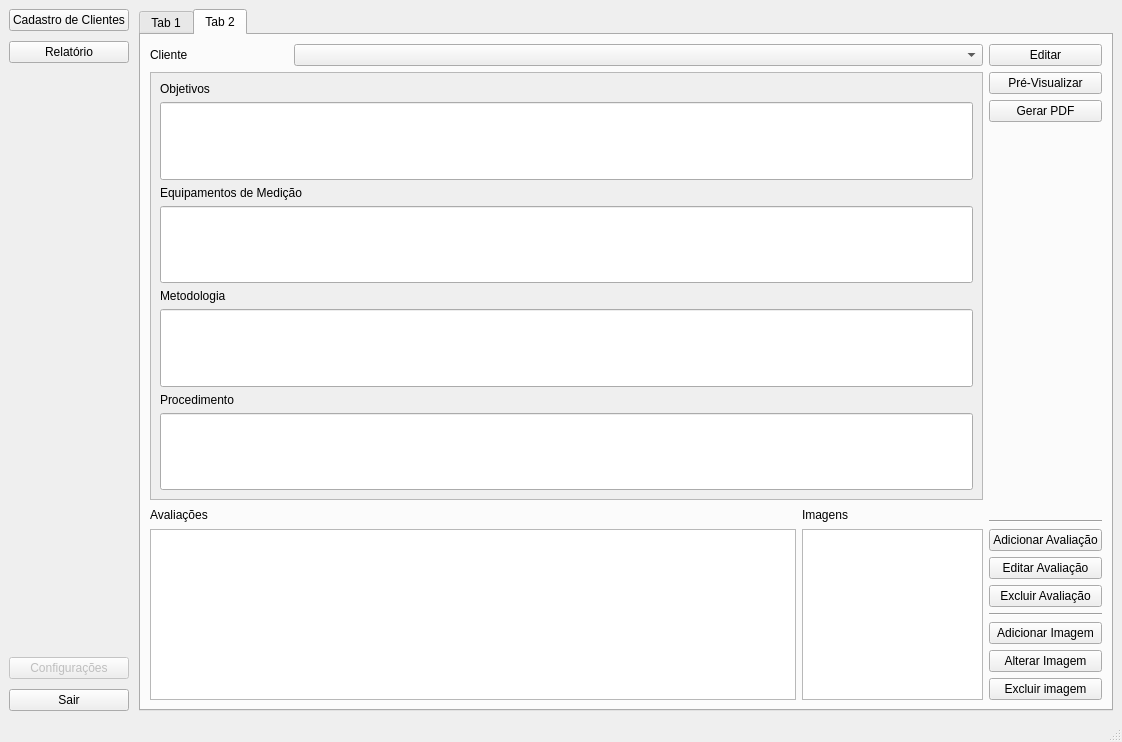
The window that interface/main_window.ui (Sigbel/Technical_Report_Generator) describes before a commit, drawn with Qt 5.
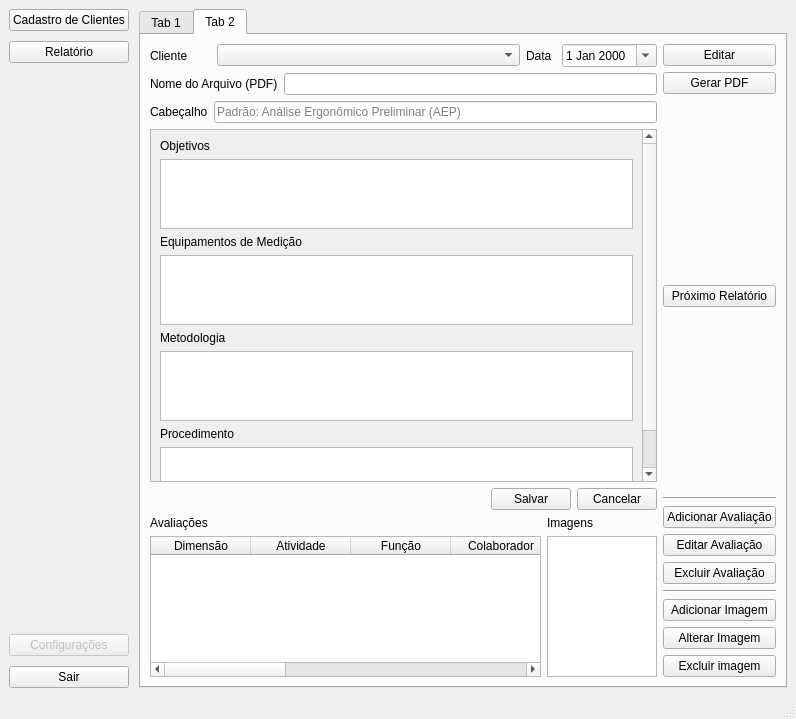
The same window after the commit. The open tabs and pages were chosen to show the change.

Commit message: Reports tab finished (initial app)

Diff of the .ui file:
```diff
--- a/interface/main_window.ui
+++ b/interface/main_window.ui
@@ -9,15 +9,15 @@
    <rect>
     <x>0</x>
     <y>0</y>
-    <width>1122</width>
-    <height>742</height>
+    <width>796</width>
+    <height>719</height>
    </rect>
   </property>
   <property name="windowTitle">
    <string>TechRep (Report Gen)</string>
   </property>
   <widget class="QWidget" name="centralwidget">
-   <layout class="QVBoxLayout" name="verticalLayout_2">
+   <layout class="QHBoxLayout" name="horizontalLayout_6">
     <item>
      <layout class="QGridLayout" name="gridLayout" columnstretch="0,0,0">
       <property name="spacing">
@@ -81,6 +81,12 @@
           <property name="enabled">
            <bool>true</bool>
           </property>
+          <property name="minimumSize">
+           <size>
+            <width>472</width>
+            <height>0</height>
+           </size>
+          </property>
           <property name="tabPosition">
            <enum>QTabWidget::North</enum>
           </property>
@@ -406,18 +412,71 @@
             <item>
              <layout class="QHBoxLayout" name="horizontalLayout_11">
               <item>
-               <layout class="QVBoxLayout" name="verticalLayout_10" stretch="0,25,1,10">
+               <layout class="QVBoxLayout" name="verticalLayout_10" stretch="0,25,0,1,10">
                 <item>
-                 <layout class="QHBoxLayout" name="horizontalLayout_8" stretch="10,50">
+                 <layout class="QVBoxLayout" name="verticalLayout">
                   <item>
-                   <widget class="QLabel" name="label_9">
-                    <property name="text">
-                     <string>Cliente</string>
-                    </property>
-                   </widget>
+                   <layout class="QHBoxLayout" name="horizontalLayout_8" stretch="10,50,5,10">
+                    <item>
+                     <widget class="QLabel" name="label_9">
+                      <property name="text">
+                       <string>Cliente</string>
+                      </property>
+                     </widget>
+                    </item>
+                    <item>
+                     <widget class="QComboBox" name="combo_client"/>
+                    </item>
+                    <item>
+                     <widget class="QLabel" name="label_15">
+                      <property name="text">
+                       <string>Data</string>
+                      </property>
+                     </widget>
+                    </item>
+                    <item>
+                     <widget class="QDateEdit" name="date_r">
+                      <property name="showGroupSeparator" stdset="0">
+                       <bool>false</bool>
+                      </property>
+                      <property name="calendarPopup">
+                       <bool>true</bool>
+                      </property>
+                     </widget>
+                    </item>
+                   </layout>
                   </item>
                   <item>
-                   <widget class="QComboBox" name="combo_client"/>
+                   <layout class="QHBoxLayout" name="horizontalLayout_4">
+                    <item>
+                     <widget class="QLabel" name="label_16">
+                      <property name="text">
+                       <string>Nome do Arquivo (PDF)</string>
+                      </property>
+                     </widget>
+                    </item>
+                    <item>
+                     <widget class="QLineEdit" name="line_pdfname_t2"/>
+                    </item>
+                   </layout>
+                  </item>
+                  <item>
+                   <layout class="QHBoxLayout" name="horizontalLayout_5">
+                    <item>
+                     <widget class="QLabel" name="label_17">
+                      <property name="text">
+                       <string>Cabeçalho</string>
+                      </property>
+                     </widget>
+                    </item>
+                    <item>
+                     <widget class="QLineEdit" name="line_cab_t2">
+                      <property name="placeholderText">
+                       <string>Padrão: Análise Ergonômico Preliminar (AEP) </string>
+                      </property>
+                     </widget>
+                    </item>
+                   </layout>
                   </item>
                  </layout>
                 </item>
@@ -431,13 +490,13 @@
                     <rect>
                      <x>0</x>
                      <y>0</y>
-                     <width>841</width>
-                     <height>408</height>
+                     <width>498</width>
+                     <height>404</height>
                     </rect>
                    </property>
                    <layout class="QVBoxLayout" name="verticalLayout_15">
                     <item>
-                     <layout class="QVBoxLayout" name="verticalLayout_13" stretch="5,0">
+                     <layout class="QVBoxLayout" name="verticalLayout_13" stretch="20,0">
                       <item>
                        <widget class="QLabel" name="label_12">
                         <property name="sizePolicy">
@@ -452,20 +511,7 @@
                        </widget>
                       </item>
                       <item>
-                       <widget class="QLineEdit" name="line_obj">
-                        <property name="sizePolicy">
-                         <sizepolicy hsizetype="Expanding" vsizetype="MinimumExpanding">
-                          <horstretch>0</horstretch>
-                          <verstretch>0</verstretch>
-                         </sizepolicy>
-                        </property>
-                        <property name="layoutDirection">
-                         <enum>Qt::LeftToRight</enum>
-                        </property>
-                        <property name="alignment">
-                         <set>Qt::AlignLeading|Qt::AlignLeft|Qt::AlignTop</set>
-                        </property>
-                       </widget>
+                       <widget class="QTextEdit" name="text_obj"/>
                       </item>
                      </layout>
                     </item>
@@ -485,17 +531,7 @@
                        </widget>
                       </item>
                       <item>
-                       <widget class="QLineEdit" name="line_equip">
-                        <property name="sizePolicy">
-                         <sizepolicy hsizetype="Expanding" vsizetype="MinimumExpanding">
-                          <horstretch>0</horstretch>
-                          <verstretch>0</verstretch>
-                         </sizepolicy>
-                        </property>
-                        <property name="alignment">
-                         <set>Qt::AlignLeading|Qt::AlignLeft|Qt::AlignTop</set>
-                        </property>
-                       </widget>
+                       <widget class="QTextEdit" name="text_equip"/>
                       </item>
                      </layout>
                     </item>
@@ -515,17 +551,7 @@
                        </widget>
                       </item>
                       <item>
-                       <widget class="QLineEdit" name="line_met">
-                        <property name="sizePolicy">
-                         <sizepolicy hsizetype="Expanding" vsizetype="MinimumExpanding">
-                          <horstretch>0</horstretch>
-                          <verstretch>0</verstretch>
-                         </sizepolicy>
-                        </property>
-                        <property name="alignment">
-                         <set>Qt::AlignLeading|Qt::AlignLeft|Qt::AlignTop</set>
-                        </property>
-                       </widget>
+                       <widget class="QTextEdit" name="text_met"/>
                       </item>
                      </layout>
                     </item>
@@ -545,17 +571,7 @@
                        </widget>
                       </item>
                       <item>
-                       <widget class="QLineEdit" name="line_proc">
-                        <property name="sizePolicy">
-                         <sizepolicy hsizetype="Expanding" vsizetype="MinimumExpanding">
-                          <horstretch>0</horstretch>
-                          <verstretch>0</verstretch>
-                         </sizepolicy>
-                        </property>
-                        <property name="alignment">
-                         <set>Qt::AlignLeading|Qt::AlignLeft|Qt::AlignTop</set>
-                        </property>
-                       </widget>
+                       <widget class="QTextEdit" name="text_proc"/>
                       </item>
                      </layout>
                     </item>
@@ -563,6 +579,37 @@
                   </widget>
                  </widget>
                 </item>
+                <item>
+                 <layout class="QHBoxLayout" name="horizontalLayout_3">
+                  <item>
+                   <spacer name="horizontalSpacer_3">
+                    <property name="orientation">
+                     <enum>Qt::Horizontal</enum>
+                    </property>
+                    <property name="sizeHint" stdset="0">
+                     <size>
+                      <width>40</width>
+                      <height>20</height>
+                     </size>
+                    </property>
+                   </spacer>
+                  </item>
+                  <item>
+                   <widget class="QPushButton" name="btn_save_t2">
+                    <property name="text">
+                     <string>Salvar</string>
+                    </property>
+                   </widget>
+                  </item>
+                  <item>
+                   <widget class="QPushButton" name="btn_cancel_t2">
+                    <property name="text">
+                     <string>Cancelar</string>
+                    </property>
+                   </widget>
+                  </item>
+                 </layout>
+                </item>
                 <item>
                  <layout class="QHBoxLayout" name="horizontalLayout_15" stretch="25,7">
                   <item>
@@ -587,23 +634,71 @@
                    <number>6</number>
                   </property>
                   <item>
-                   <widget class="QListView" name="list_A">
-                    <property name="sizePolicy">
-                     <sizepolicy hsizetype="Expanding" vsizetype="Preferred">
-                      <horstretch>0</horstretch>
-                      <verstretch>0</verstretch>
-                     </sizepolicy>
+                   <widget class="QTableWidget" name="table_avaliations">
+                    <property name="lineWidth">
+                     <number>0</number>
                     </property>
-                    <property name="minimumSize">
-                     <size>
-                      <width>260</width>
-                      <height>0</height>
-                     </size>
+                    <property name="showGrid">
+                     <bool>true</bool>
                     </property>
+                    <property name="sortingEnabled">
+                     <bool>false</bool>
+                    </property>
+                    <attribute name="verticalHeaderShowSortIndicator" stdset="0">
+                     <bool>false</bool>
+                    </attribute>
+                    <attribute name="verticalHeaderStretchLastSection">
+                     <bool>false</bool>
+                    </attribute>
+                    <column>
+                     <property name="text">
+                      <string>Dimensão</string>
+                     </property>
+                    </column>
+                    <column>
+                     <property name="text">
+                      <string>Atividade</string>
+                     </property>
+                    </column>
+                    <column>
+                     <property name="text">
+                      <string>Função</string>
+                     </property>
+                    </column>
+                    <column>
+                     <property name="text">
+                      <string>Colaborador</string>
+                     </property>
+                    </column>
+                    <column>
+                     <property name="text">
+                      <string>Referência</string>
+                     </property>
+                    </column>
+                    <column>
+                     <property name="text">
+                      <string>Lux (Estação)</string>
+                     </property>
+                    </column>
+                    <column>
+                     <property name="text">
+                      <string>Lux (Ambiente)</string>
+                     </property>
+                    </column>
+                    <column>
+                     <property name="text">
+                      <string>Ambiente</string>
+                     </property>
+                    </column>
+                    <column>
+                     <property name="text">
+                      <string>OBS</string>
+                     </property>
+                    </column>
                    </widget>
                   </item>
                   <item>
-                   <widget class="QListView" name="list_I"/>
+                   <widget class="QListWidget" name="listWidget"/>
                   </item>
                  </layout>
                 </item>
@@ -618,13 +713,6 @@
                   </property>
                  </widget>
                 </item>
-                <item>
-                 <widget class="QPushButton" name="btn_preP_t2">
-                  <property name="text">
-                   <string>Pré-Visualizar</string>
-                  </property>
-                 </widget>
-                </item>
                 <item>
                  <widget class="QPushButton" name="btn_gen_t2">
                   <property name="text">
@@ -645,6 +733,26 @@
                   </property>
                  </spacer>
                 </item>
+                <item>
+                 <widget class="QPushButton" name="btn_prox_t2">
+                  <property name="text">
+                   <string>Próximo Relatório</string>
+                  </property>
+                 </widget>
+                </item>
+                <item>
+                 <spacer name="verticalSpacer_3">
+                  <property name="orientation">
+                   <enum>Qt::Vertical</enum>
+                  </property>
+                  <property name="sizeHint" stdset="0">
+                   <size>
+                    <width>20</width>
+                    <height>40</height>
+                   </size>
+                  </property>
+                 </spacer>
+                </item>
                 <item>
                  <widget class="Line" name="line_3">
                   <property name="orientation">
```
Left out of the diff: 11 changed lines with no effect on the pictures. The commit also changes 7 other files.
